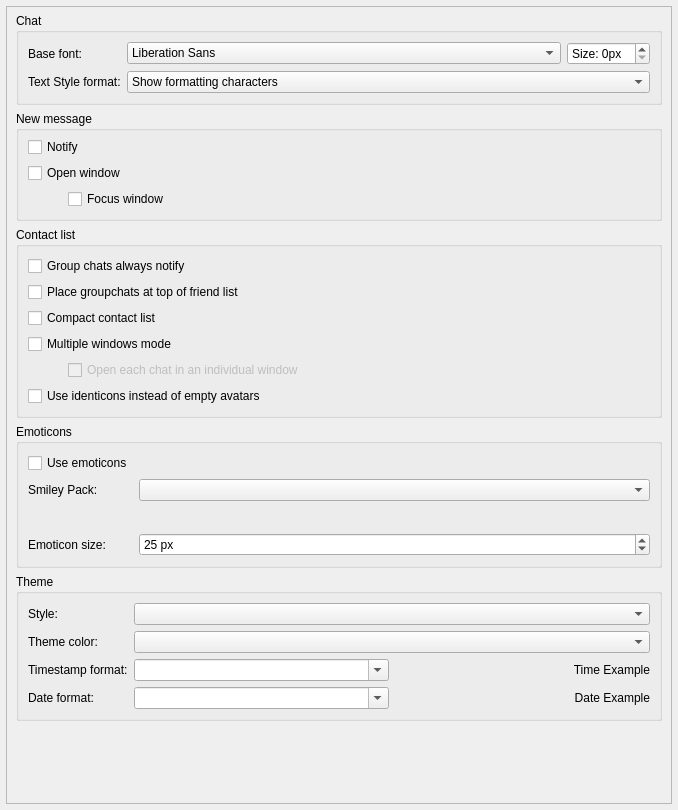
Above: src/widget/form/settings/userinterfacesettings.ui from qTox/qTox before the change. Below: the same form after it.
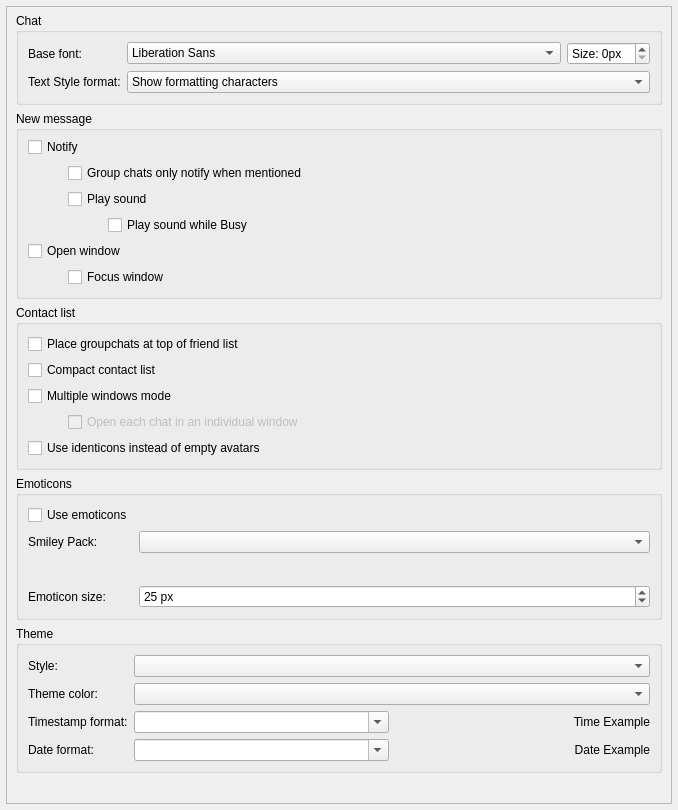
That is the form after the change. Custom widgets are drawn as their Qt base class.

Commit message: refactor(ui): consolidate new message settings under UI page

The edit to the form file:
```diff
--- a/src/widget/form/settings/userinterfacesettings.ui
+++ b/src/widget/form/settings/userinterfacesettings.ui
@@ -171,6 +171,44 @@
             </property>
            </widget>
           </item>
+          <item>
+           <layout class="QVBoxLayout" name="verticalLayout_11">
+            <property name="leftMargin">
+             <number>40</number>
+            </property>
+            <item>
+             <widget class="QCheckBox" name="groupOnlyNotfiyWhenMentioned">
+              <property name="toolTip">
+               <string comment="toolTip for Group chats only notify when mentioned">Onlys notify about new messages in groupchats when mentioned.</string>
+              </property>
+              <property name="text">
+               <string>Group chats only notify when mentioned</string>
+              </property>
+             </widget>
+            </item>
+            <item>
+             <widget class="QCheckBox" name="notifySound">
+              <property name="text">
+               <string>Play sound</string>
+              </property>
+             </widget>
+            </item>
+            <item>
+             <layout class="QVBoxLayout" name="verticalLayout">
+              <property name="leftMargin">
+               <number>40</number>
+              </property>
+              <item>
+               <widget class="QCheckBox" name="busySound">
+                <property name="text">
+                 <string>Play sound while Busy</string>
+                </property>
+               </widget>
+              </item>
+             </layout>
+            </item>
+           </layout>
+          </item>
           <item>
            <widget class="QCheckBox" name="showWindow">
             <property name="toolTip">
@@ -207,16 +245,6 @@
           <string>Contact list</string>
          </property>
          <layout class="QVBoxLayout" name="verticalLayout_5">
-          <item>
-           <widget class="QCheckBox" name="groupAlwaysNotify">
-            <property name="toolTip">
-             <string comment="toolTip for Group chat always notify">Always notify about new messages in groupchats.</string>
-            </property>
-            <property name="text">
-             <string>Group chats always notify</string>
-            </property>
-           </widget>
-          </item>
           <item>
            <widget class="QCheckBox" name="cbGroupchatPosition">
             <property name="toolTip">
```
Left out of the diff: 4 changed lines with no effect on the pictures. The commit also changes 6 other files.
